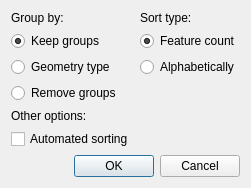
The window that layer_sorting_dialog_base.ui (vermeulendivan/layer-sorting) describes before a commit, drawn with Qt 5.
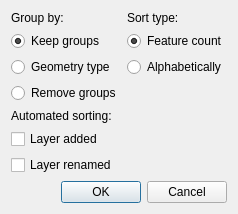
The same window after the commit.

Commit message: UI updates. auto sorting. still in progress

What changed in the file:
```diff
--- a/layer_sorting_dialog_base.ui
+++ b/layer_sorting_dialog_base.ui
@@ -7,7 +7,7 @@
     <x>0</x>
     <y>0</y>
     <width>227</width>
-    <height>171</height>
+    <height>193</height>
    </rect>
   </property>
   <property name="windowTitle">
@@ -87,18 +87,25 @@
    <item row="4" column="0">
     <widget class="QLabel" name="lbOther">
      <property name="text">
-      <string>Other options:</string>
+      <string>Automated sorting:</string>
      </property>
     </widget>
    </item>
    <item row="5" column="0">
     <widget class="QCheckBox" name="chcBox_autoSorting">
      <property name="text">
-      <string>Automated sorting</string>
+      <string>Layer added</string>
      </property>
     </widget>
    </item>
-   <item row="6" column="0" colspan="2">
+   <item row="6" column="0">
+    <widget class="QCheckBox" name="chcBox_autoLayerRenamed">
+     <property name="text">
+      <string>Layer renamed</string>
+     </property>
+    </widget>
+   </item>
+   <item row="7" column="0" colspan="2">
     <widget class="QDialogButtonBox" name="button_box">
      <property name="orientation">
       <enum>Qt::Horizontal</enum>
```
Left out of the diff: 4 changed lines with no effect on the pictures. The commit also changes 2 other files.
